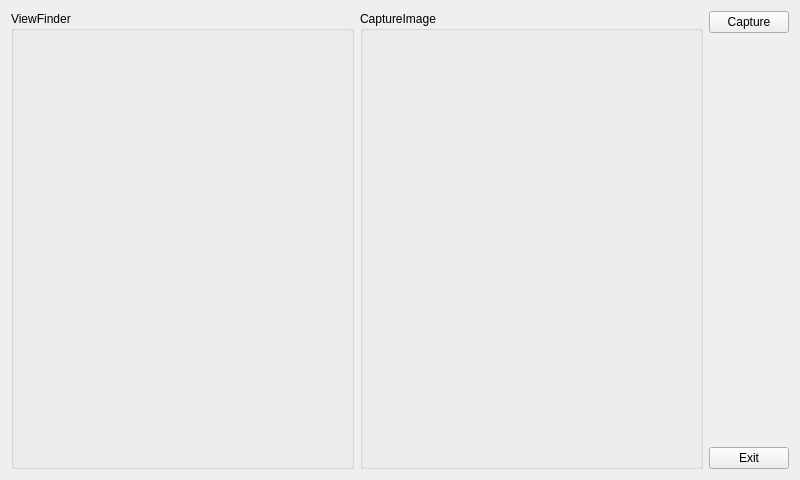
Above: widget.ui from veodev/camera_android before the change. Below: the same form after it.
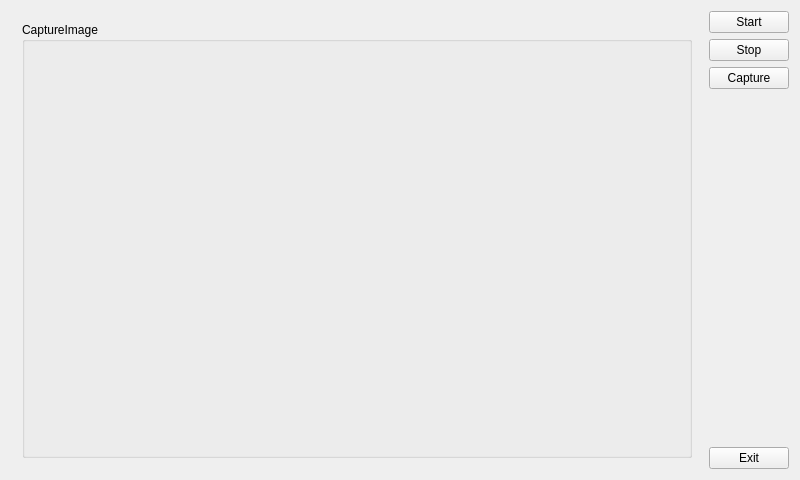
That is the form after the change. The open tabs and pages were chosen to show the change.

Commit message: Add viewFinder based on QVideoFrame. Add ElapsedTimer for fix crash

Patch:
```diff
--- a/widget.ui
+++ b/widget.ui
@@ -10,12 +10,28 @@
     <height>480</height>
    </rect>
   </property>
+  <property name="sizePolicy">
+   <sizepolicy hsizetype="Expanding" vsizetype="Expanding">
+    <horstretch>0</horstretch>
+    <verstretch>0</verstretch>
+   </sizepolicy>
+  </property>
+  <property name="focusPolicy">
+   <enum>Qt::WheelFocus</enum>
+  </property>
   <property name="windowTitle">
    <string>Widget</string>
   </property>
   <layout class="QHBoxLayout" name="horizontalLayout">
    <item>
-    <widget class="QGroupBox" name="groupBox">
+    <widget class="QStackedWidget" name="stackedWidget">
+     <property name="currentIndex">
+      <number>0</number>
+     </property>
+     <widget class="QWidget" name="page">
+      <layout class="QVBoxLayout" name="verticalLayout_3">
+       <item>
+        <widget class="QGroupBox" name="viewFinderGroupBox">
      <property name="sizePolicy">
       <sizepolicy hsizetype="Expanding" vsizetype="Preferred">
        <horstretch>0</horstretch>
@@ -36,8 +52,12 @@
      </layout>
     </widget>
    </item>
+      </layout>
+     </widget>
+     <widget class="QWidget" name="page_2">
+      <layout class="QVBoxLayout" name="verticalLayout_4">
    <item>
-    <widget class="QGroupBox" name="groupBox_2">
+        <widget class="QGroupBox" name="capturedImageGroupBox">
      <property name="sizePolicy">
       <sizepolicy hsizetype="Expanding" vsizetype="Preferred">
        <horstretch>0</horstretch>
@@ -47,19 +67,58 @@
      <property name="title">
       <string>CaptureImage</string>
      </property>
-     <layout class="QVBoxLayout" name="verticalLayout_3">
+         <layout class="QHBoxLayout" name="horizontalLayout_2">
       <item>
        <widget class="QLabel" name="captureLabel">
+            <property name="sizePolicy">
+             <sizepolicy hsizetype="Expanding" vsizetype="Expanding">
+              <horstretch>0</horstretch>
+              <verstretch>0</verstretch>
+             </sizepolicy>
+            </property>
+            <property name="frameShape">
+             <enum>QFrame::NoFrame</enum>
+            </property>
+            <property name="lineWidth">
+             <number>1</number>
+            </property>
         <property name="text">
          <string/>
         </property>
+            <property name="alignment">
+             <set>Qt::AlignCenter</set>
+            </property>
        </widget>
       </item>
      </layout>
+        </widget>
+       </item>
+      </layout>
+     </widget>
     </widget>
    </item>
    <item>
     <layout class="QVBoxLayout" name="verticalLayout">
+     <item>
+      <widget class="QPushButton" name="startButton">
+       <property name="focusPolicy">
+        <enum>Qt::NoFocus</enum>
+       </property>
+       <property name="text">
+        <string>Start</string>
+       </property>
+      </widget>
+     </item>
+     <item>
+      <widget class="QPushButton" name="stopButton">
+       <property name="focusPolicy">
+        <enum>Qt::NoFocus</enum>
+       </property>
+       <property name="text">
+        <string>Stop</string>
+       </property>
+      </widget>
+     </item>
      <item>
       <widget class="QPushButton" name="captureButton">
        <property name="text">
```
Left out of the diff: 18 changed lines with no effect on the pictures. Lines whose indentation alone changed are shown as unchanged. The commit also changes 12 other files.
